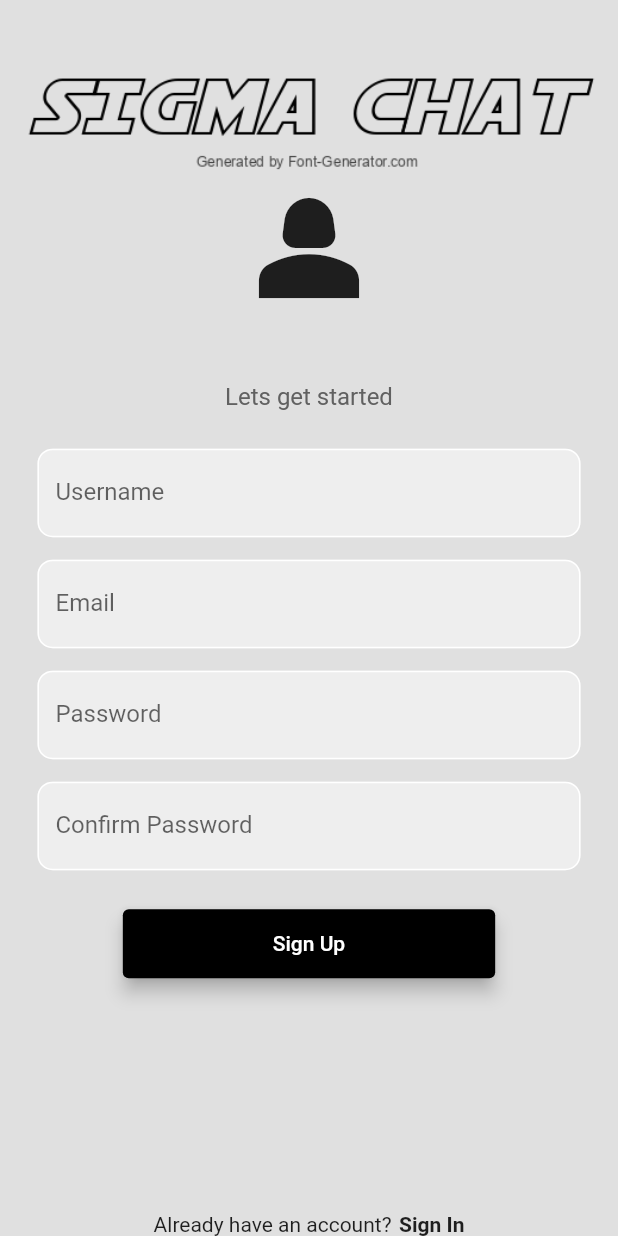
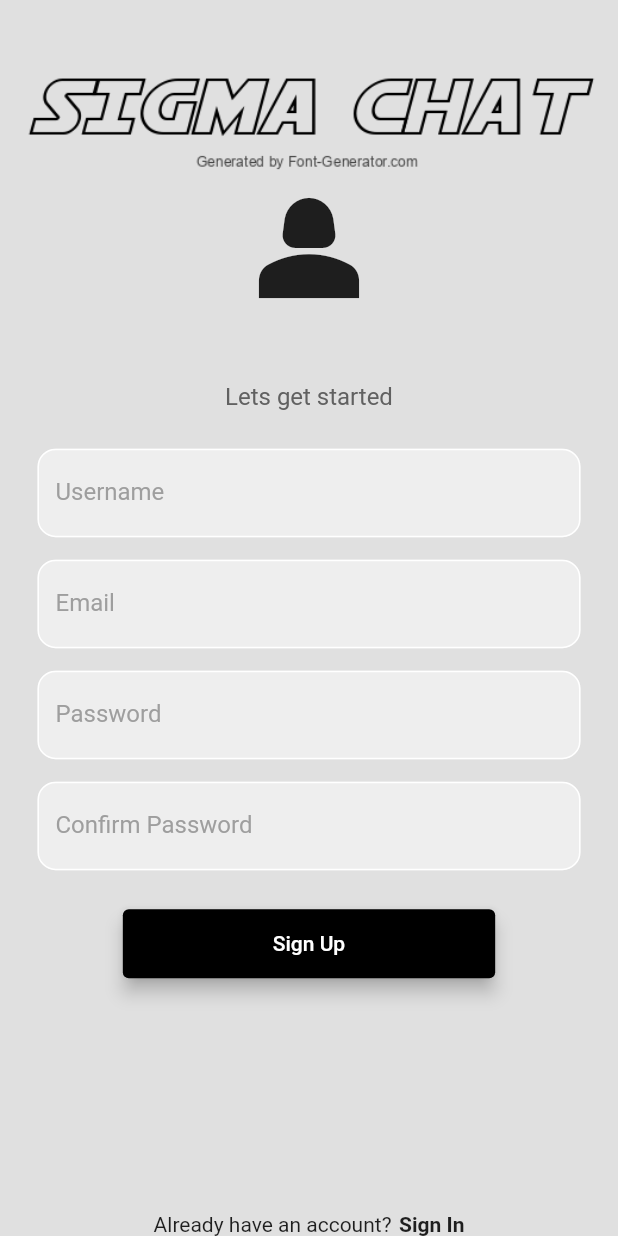
Before and after one commit to achintya-7/sigma-chat, a Flutter app: the SignUpPage screen opened by its route, on a phone screen of 412 x 824 dp. Run offline on Flutter 3.47's test engine with Material 2 defaults, Android fonts, the phone set to English and light mode, and no system bars; our stand-ins replace fluttertoast, freezed_annotation, get, socket_io_client; network calls fail.

Commit message:
some changes to text ui

```diff
--- a/app/lib/components/designs.dart
+++ b/app/lib/components/designs.dart
@@ -5,12 +5,14 @@ class Designs {
     return InputDecoration(
       enabledBorder: const OutlineInputBorder(
         borderSide: BorderSide(color: Colors.white),
-        borderRadius: BorderRadius.all(Radius.circular(10.0)),
+        borderRadius: BorderRadius.all(Radius.circular(12.0)),
       ),
       focusedBorder: const OutlineInputBorder(
         borderSide: BorderSide(color: Colors.grey),
+        borderRadius: BorderRadius.all(Radius.circular(12.0)),
       ),
       labelText: labelText,
+      labelStyle: const TextStyle(color: Colors.grey),
       fillColor: Colors.grey.shade200,
       filled: true,
     );
--- a/app/lib/features/chat/widgets/chat_widgets.dart
+++ b/app/lib/features/chat/widgets/chat_widgets.dart
@@ -53,7 +53,7 @@ class ChatWidgets{
               textCapitalization: TextCapitalization.sentences,
               onChanged: (value) {},
               decoration: const InputDecoration.collapsed(
-                hintText: "...",
+                hintText: null,
               ),
             ),
           ),
```
